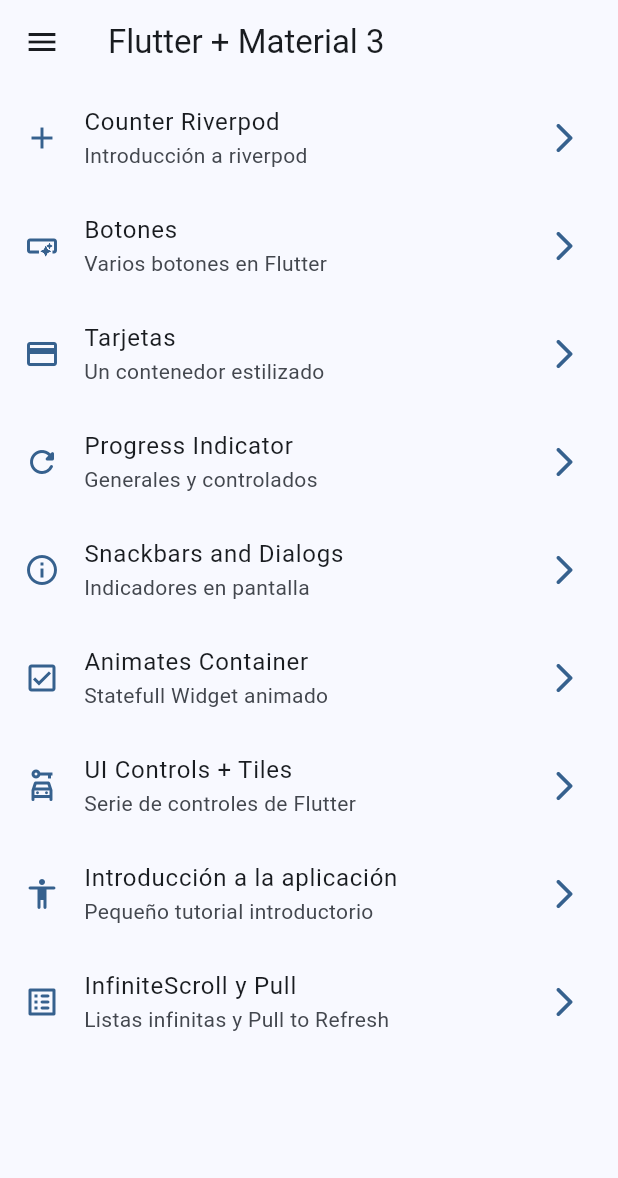
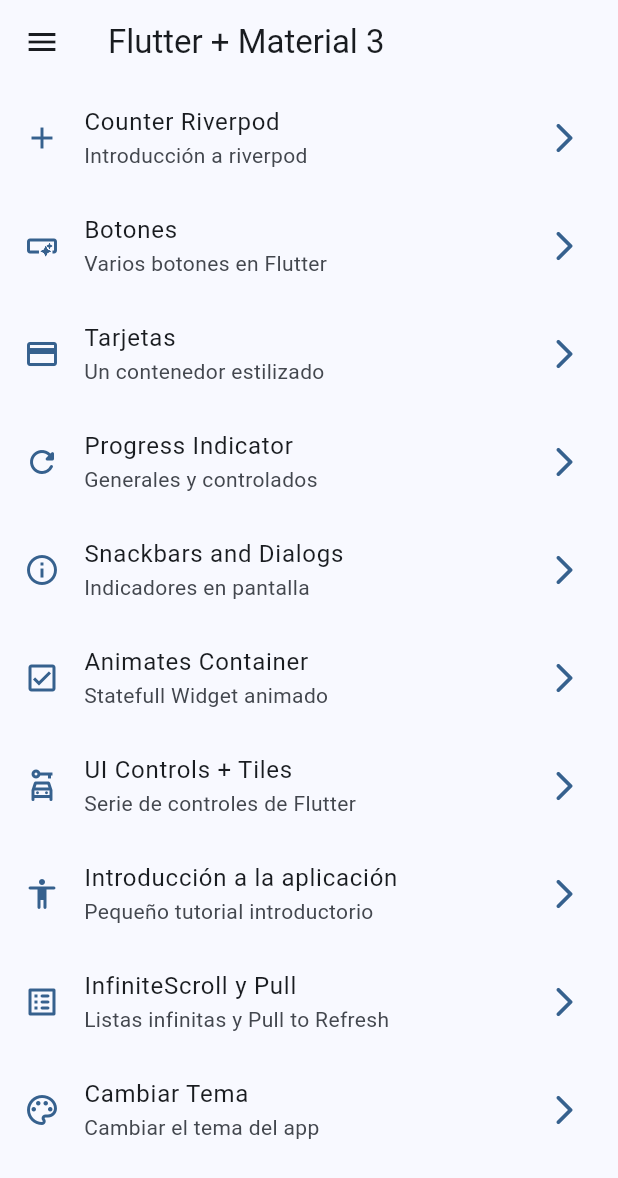
Before and after one commit to AlonsoAM/Widgets-app-flutter, a Flutter app: the screen it shows after launch, on a phone screen of 412 x 824 dp. Shown: the top 1178 px of the screen. Run offline on Flutter 3.47's test engine with Material 2 defaults, Android fonts, the phone set to English and light mode, and no system bars; our stand-ins replace animate_do, flutter_riverpod, go_router.

Commit message:
Panatlla del cambiador de tema avanzado

```diff
--- a/lib/config/menu/menu_items.dart
+++ b/lib/config/menu/menu_items.dart
@@ -59,4 +59,9 @@ const appMenuItems = <MenuItem>[
       subTitle: 'Listas infinitas y Pull to Refresh',
       link: '/infinite',
       icon: Icons.list_alt_rounded),
+  MenuItem(
+      title: 'Cambiar Tema',
+      subTitle: 'Cambiar el tema del app',
+      link: '/theme-changed',
+      icon: Icons.color_lens_outlined),
 ];
--- a/lib/config/router/app_router.dart
+++ b/lib/config/router/app_router.dart
@@ -45,5 +45,9 @@ final appRouter = GoRouter(
       path: '/infinite',
       builder: (context, state) => const InfiniteScrollScreen(),
     ),
+    GoRoute(
+      path: '/theme-changed',
+      builder: (context, state) => const ThemeChangerScreen(),
+    ),
   ],
 );
--- a/lib/presentations/providers/theme_provider.dart
+++ b/lib/presentations/providers/theme_provider.dart
@@ -1,5 +1,9 @@
 // estado = isDarkMode = boolean
 
 import 'package:flutter_riverpod/flutter_riverpod.dart';
+import 'package:widgets_app/config/theme/app_theme.dart';
 
 final isDarkmodeProvider = StateProvider<bool>((ref) => false);
+
+// listado de Colores inmutable
+final colorListProvider = Provider((ref) => colorList);
--- a/lib/presentations/screens/screens.dart
+++ b/lib/presentations/screens/screens.dart
@@ -1,5 +1,5 @@
+export 'package:widgets_app/presentations/screens/theme_changer/theme-changer.dart';
 export 'package:widgets_app/presentations/screens/counter/counter_screen.dart';
-
 export 'package:widgets_app/presentations/screens/animated/animated_screen.dart';
 export 'package:widgets_app/presentations/screens/app_tutorial/app_tutorial.dart';
 export 'package:widgets_app/presentations/screens/infinite_scroll/infinite_scroll_screen.dart';
```
Also changed, not shown: lib/presentations/screens/theme_changer/theme-changer.dart (added, +53 -0 lines).
